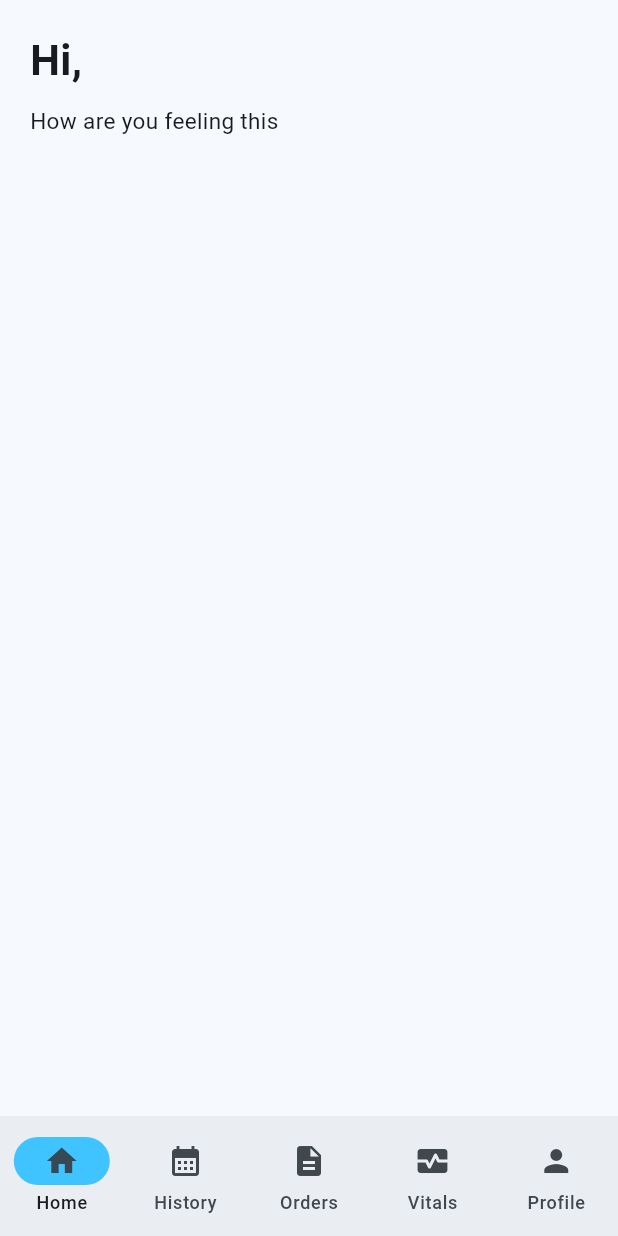
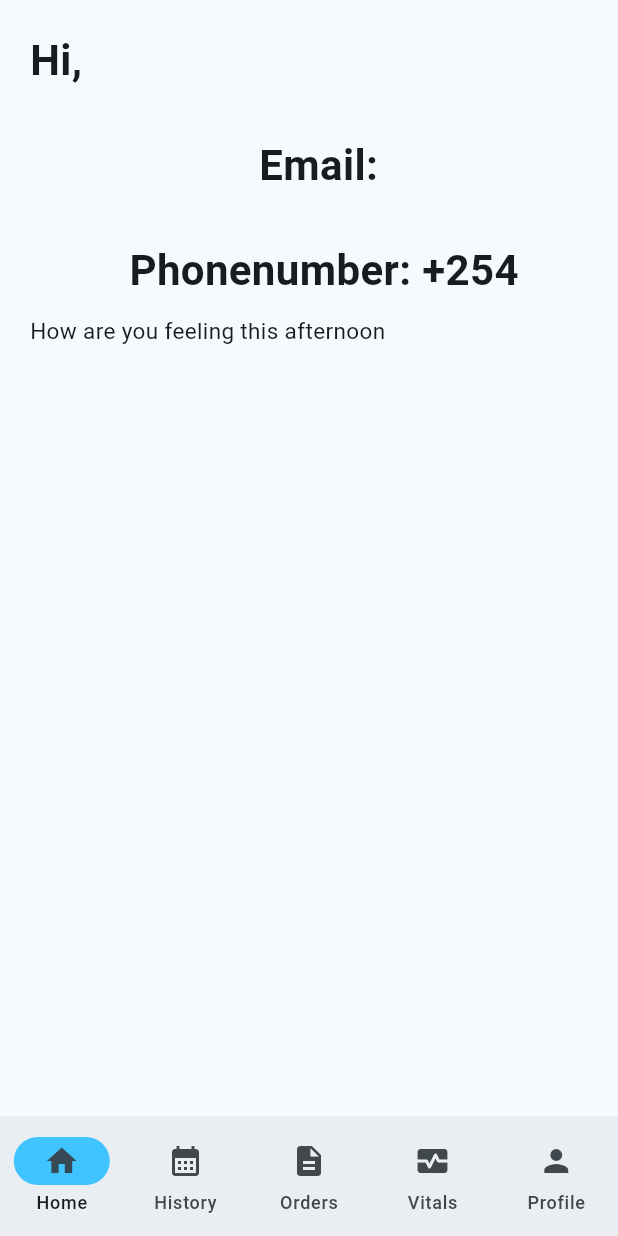
Before and after one commit to H-Munene/zuri_clone, a Flutter app: the NavigationMenu screen opened by its route, on a phone screen of 412 x 824 dp. Run offline on Flutter 3.47's test engine with Material 3 defaults, Android fonts, the light colour scheme and no system bars; our stand-ins replace intl_phone_field.

Commit message:
feat: userprovider class to give user information across app

```diff
--- a/lib/auth/forgotpass.dart
+++ b/lib/auth/forgotpass.dart
@@ -70,7 +70,7 @@ class _ForgotPasswordPageState extends State<ForgotPasswordPage> {
             //reset password
             LoginRegisterButton(
               btnText: globals.resetPassword,
-              forgotPass: true,
+              forgotPass: true, onpressed: () {  },
             )
           ],
         ),
--- a/lib/auth/login.dart
+++ b/lib/auth/login.dart
@@ -101,7 +101,7 @@ class _LoginPageState extends State<LoginPage> {
           Padding(padding: EdgeInsets.only(bottom: 35)),
 
           //login button
-          LoginRegisterButton(btnText: globals.loginbtnText),
+          LoginRegisterButton(btnText: globals.loginbtnText, onpressed: () {  },),
 
           //create account
           Container(
--- a/lib/pages/home.dart
+++ b/lib/pages/home.dart
@@ -1,4 +1,6 @@
 import 'package:flutter/material.dart';
+import 'package:provider/provider.dart';
+import 'package:zuri_health_clone/providers/userprovider.dart';
 import 'package:zuri_health_clone/widgets/subtitle.dart';
 import 'package:zuri_health_clone/widgets/title.dart';
 
@@ -10,17 +12,20 @@ class HomePage extends StatefulWidget {
 }
 
 class _HomePageState extends State<HomePage> {
-  String username = '';
-  String timeOfDay = '';
   @override
   Widget build(BuildContext context) {
+    String username = context.watch<UserProvider>().username;
+    String phonenumber = context.watch<UserProvider>().phonenumber;
+    String email = context.watch<UserProvider>().email;
+
     return Column(
       children: [
         Column(
           children: [
             TitleWidget(titleText: 'Hi, $username'),
-            SubtitleWidget(
-                subtitleText: 'How are you feeling this $timeOfDay')
+            FittedBox(child: TitleWidget(titleText: 'Email: $email')),
+            FittedBox(child: TitleWidget(titleText: 'Phonenumber: +254$phonenumber')),
+            SubtitleWidget(subtitleText: 'How are you feeling this afternoon'),
           ],
         )
       ],
--- a/lib/pages/vitals.dart
+++ b/lib/pages/vitals.dart
@@ -1,5 +1,4 @@
 import 'package:flutter/material.dart';
-import 'package:zuri_health_clone/widgets/subtitle.dart';
 import 'package:zuri_health_clone/widgets/title.dart';
 
 class VitalsPage extends StatefulWidget {
--- /dev/null
+++ b/lib/providers/userprovider.dart
@@ -0,0 +1,27 @@
+// ignore_for_file: no_leading_underscores_for_local_identifiers
+
+import 'package:flutter/material.dart';
+
+class UserProvider extends ChangeNotifier {
+  String username;
+  String email;
+  String phonenumber;
+
+  UserProvider({this.username = '', this.email = '', this.phonenumber = ''});
+
+  void showUsername(String firstname, String lastname) {
+    String _username = "$lastname $firstname";
+    username = _username;
+    notifyListeners();
+  }
+
+  void showPhonenumber(String _phonenumber) {
+    phonenumber = _phonenumber;
+    notifyListeners();
+  }
+
+  void showEmail(String _email) {
+    email = _email;
+    notifyListeners();
+  }
+}
--- a/pubspec.yaml
+++ b/pubspec.yaml
@@ -35,6 +35,7 @@ dependencies:
   # Use with the CupertinoIcons class for iOS style icons.
   cupertino_icons: ^1.0.8
   intl_phone_field: ^3.2.0
+  provider: ^6.1.2
 
 dev_dependencies:
   flutter_test:
```
Also changed, not shown: lib/auth/register.dart (+21 -1 lines), lib/main.dart (+7 -19 lines), lib/widgets/loginregisterbtn.dart (+9 -4 lines), pubspec.lock.
